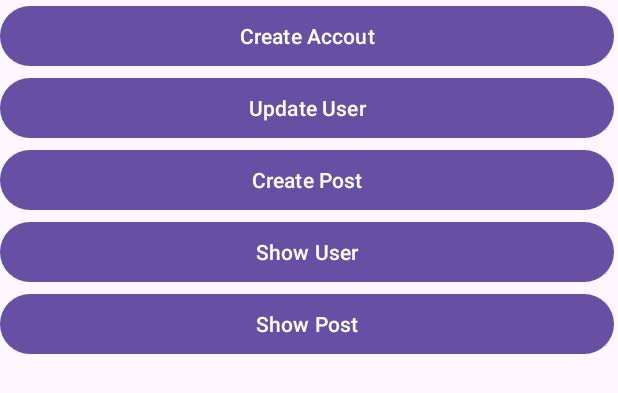
After one commit to lpta2302/final_mobile, an Android app: the layout test_layout.xml on its own in the app's theme, with its tools: preview values and no code run, on a phone screen of 412 x 824 dp. The commit adds this screen. Shown: the top 393 px of the screen. Run offline under Robolectric (Android 15) with nearby library versions, the phone set to English and light mode, and no system bars.

Commit message:
finish post

```diff
--- a/app/src/main/java/com/dev/mail/lpta2302/final_mobile/post/Post.java
+++ b/app/src/main/java/com/dev/mail/lpta2302/final_mobile/post/Post.java
@@ -20,8 +20,9 @@ public class Post {
     private String imageUrl;
     private String caption;
     private List<String> tags;
+    private String authorId;
     private User author;
-    private List<Comment> comments;
-    private List<User> likes;
+    private List<String> commentIds;
+    private List<String> likes;
     private Date createdAt;
 }
--- /dev/null
+++ b/app/src/main/res/layout/test_layout.xml
@@ -0,0 +1,44 @@
+<?xml version="1.0" encoding="utf-8"?>
+<androidx.constraintlayout.widget.ConstraintLayout xmlns:android="http://schemas.android.com/apk/res/android"
+    xmlns:tools="http://schemas.android.com/tools"
+    android:layout_width="match_parent"
+    android:layout_height="match_parent">
+
+    <LinearLayout
+        android:layout_width="409dp"
+        android:layout_height="729dp"
+        android:orientation="vertical"
+        tools:layout_editor_absoluteX="1dp"
+        tools:layout_editor_absoluteY="1dp">
+
+        <Button
+            android:id="@+id/createUser"
+            android:layout_width="match_parent"
+            android:layout_height="wrap_content"
+            android:text="Create Accout" />
+
+        <Button
+            android:id="@+id/updateUser"
+            android:layout_width="match_parent"
+            android:layout_height="wrap_content"
+            android:text="Update User" />
+
+        <Button
+            android:id="@+id/createPost"
+            android:layout_width="match_parent"
+            android:layout_height="wrap_content"
+            android:text="Create Post" />
+
+        <Button
+            android:id="@+id/showUser"
+            android:layout_width="match_parent"
+            android:layout_height="wrap_content"
+            android:text="Show User" />
+
+        <Button
+            android:id="@+id/showPost"
+            android:layout_width="match_parent"
+            android:layout_height="wrap_content"
+            android:text="Show Post" />
+    </LinearLayout>
+</androidx.constraintlayout.widget.ConstraintLayout>
```
Also changed, not shown: app/src/main/java/com/dev/mail/lpta2302/final_mobile/MainActivity.java (+96 -9 lines), app/src/main/java/com/dev/mail/lpta2302/final_mobile/post/PostService.java (+63 -16 lines).
